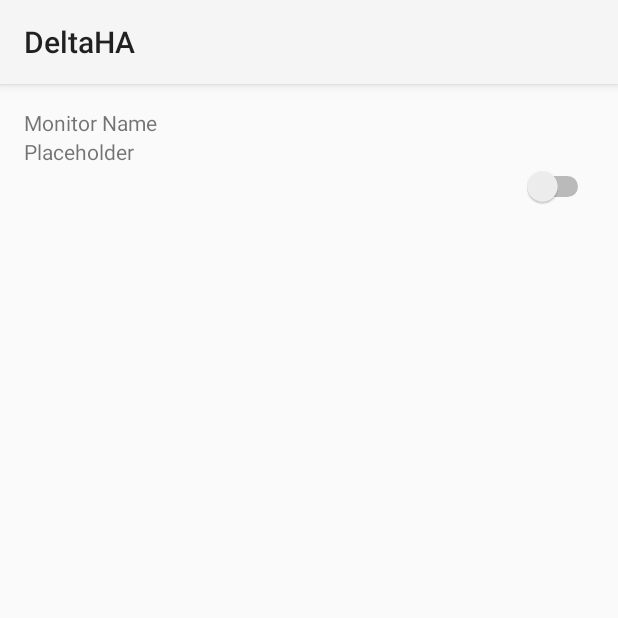
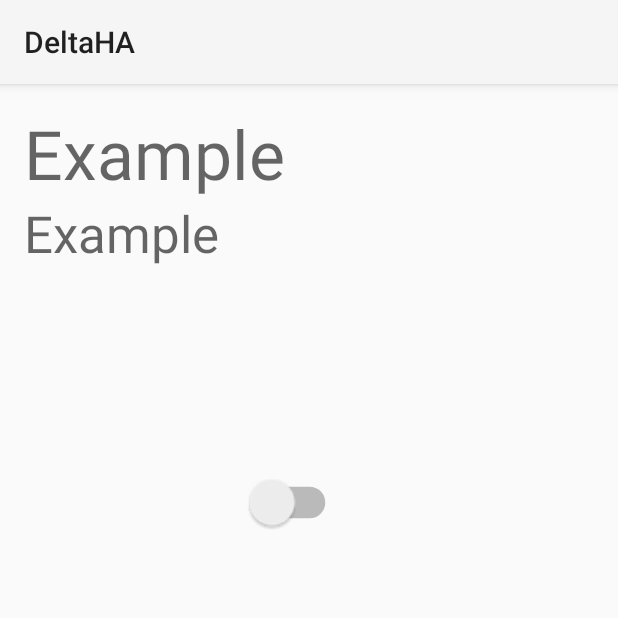
Before and after one commit to andy1058/DeltaHA, an Android app: the MonitorFragment screen opened directly, with no data from a screen before it, on a phone screen of 412 x 824 dp, the top half of it. Run offline under Robolectric (Android 15) with nearby library versions, the phone set to English and light mode, and no system bars; 3 statements that could not run were skipped.

Commit message:
Fixed activity launch and updating models

```diff
--- a/app/src/main/java/com/homeautomation/deltaha/MonitorFragment.java
+++ b/app/src/main/java/com/homeautomation/deltaha/MonitorFragment.java
@@ -8,6 +8,7 @@ import android.view.ViewGroup;
 import android.widget.CompoundButton;
 import android.widget.EditText;
 import android.widget.Switch;
+import android.widget.TextView;
 
 /**
  * Created by andrew on 2/10/18.
@@ -17,6 +18,8 @@ public class MonitorFragment extends Fragment {
 
     private Monitor mMonitor;
     private Switch mCheckbox;
+    private TextView mMonitorName;
+    private TextView mMonitorDescription;
     private static final String ARG_MONITOR_ID = "monitor_id";
 
     public static MonitorFragment newInstance(String monitorId){
@@ -38,11 +41,28 @@ public class MonitorFragment extends Fragment {
     public View onCreateView(LayoutInflater inflater, ViewGroup container, Bundle savedInstanceState){
         View v = inflater.inflate(R.layout.fragment_monitor, container, false);
 
+        mMonitorName = (TextView) v.findViewById(R.id.monitor_name);
+        mMonitorName.setText(mMonitor.getName());
+        mMonitorDescription = (TextView) v.findViewById(R.id.monitor_description);
+        mMonitorDescription.setText(mMonitor.getDescription());
         mCheckbox = (Switch) v.findViewById(R.id.on_off_toggle);
+
+        if (mMonitor.getState() == "true"){
+            mCheckbox.setChecked(true);
+        }
+        else {
+            mCheckbox.setChecked(false);
+        }
         mCheckbox.setOnCheckedChangeListener(new CompoundButton.OnCheckedChangeListener() {
             @Override
             public void onCheckedChanged(CompoundButton switchview, boolean isChecked) {
-                mMonitor.setState("true");
+                if (isChecked){
+                    mMonitor.setState("true");
+                }
+                else {
+                    mMonitor.setState("false");
+                }
+
             }
         });
 
--- a/app/src/main/java/com/homeautomation/deltaha/MonitorList.java
+++ b/app/src/main/java/com/homeautomation/deltaha/MonitorList.java
@@ -23,21 +23,28 @@ public class MonitorList {
     private MonitorList(Context context){
         mMonitors = new ArrayList<>();
 
-        Monitor m1 = new Monitor("1", "bedroom1", "true", "bedroom light");
-        Monitor m2 = new Monitor("2", "kitchen", "false", "kitchen light");
-        Monitor m3 = new Monitor("3", "porch", "true", "porch light");
-        Monitor m4 = new Monitor("4", "diningRoom", "true", "dining room light");
-        Monitor m5 = new Monitor("5", "basement", "true", "basement overhead light");
-        Monitor m6 = new Monitor("6", "floodlight", "true", "back flood light");
-        Monitor m7 = new Monitor("7", "bedroom2", "true", "second bedroom light");
-        Monitor m8 = new Monitor("8", "livingRoom", "true", "living room light");
-        Monitor m9 = new Monitor("9", "office", "true", "office light");
+        Monitor m1 = new Monitor("1", "Bedroom1", "true", "bedroom light");
+        Monitor m2 = new Monitor("2", "Kitchen", "true", "kitchen light");
+        Monitor m3 = new Monitor("3", "Porch", "true", "porch light");
+        Monitor m4 = new Monitor("4", "DiningRoom", "true", "dining room light");
+        Monitor m5 = new Monitor("5", "Basement", "true", "basement overhead light");
+        Monitor m6 = new Monitor("6", "Floodlight", "true", "back flood light");
+        Monitor m7 = new Monitor("7", "Bedroom2", "true", "second bedroom light");
+        Monitor m8 = new Monitor("8", "LivingRoom", "true", "living room light");
+        Monitor m9 = new Monitor("9", "Office", "true", "office light");
 
 
 
         mMonitors.add(m1);
         mMonitors.add(m2);
         mMonitors.add(m3);
+        mMonitors.add(m4);
+        mMonitors.add(m5);
+        mMonitors.add(m6);
+        mMonitors.add(m7);
+        mMonitors.add(m8);
+        mMonitors.add(m9);
+
     }
 
     public List<Monitor> getMonitors(){
--- a/app/src/main/java/com/homeautomation/deltaha/MonitorListActivity.java
+++ b/app/src/main/java/com/homeautomation/deltaha/MonitorListActivity.java
@@ -7,8 +7,6 @@ import android.support.v4.app.Fragment;
  */
 
 public class MonitorListActivity extends SingleFragmentActivity {
-
-
     @Override
     protected Fragment createFragment() {
         return new MonitorListFragment();
--- a/app/src/main/java/com/homeautomation/deltaha/MonitorListFragment.java
+++ b/app/src/main/java/com/homeautomation/deltaha/MonitorListFragment.java
@@ -49,7 +49,14 @@ public class MonitorListFragment extends Fragment {
         public void bind(Monitor monitor){
             mMonitor = monitor;
             mTitleTextView.setText(mMonitor.getName());
-            mStateTextView.setText(mMonitor.getState());
+
+            if (mMonitor.getState() == "true"){
+                mStateTextView.setText("On");
+            }
+            else {
+                mStateTextView.setText("Off");
+            }
+
         }
 
         @Override
--- a/app/src/main/res/layout/fragment_monitor.xml
+++ b/app/src/main/res/layout/fragment_monitor.xml
@@ -1,25 +1,46 @@
 <?xml version="1.0" encoding="utf-8"?>
-<LinearLayout
+<android.support.constraint.ConstraintLayout
     xmlns:android="http://schemas.android.com/apk/res/android"
+    xmlns:app="http://schemas.android.com/apk/res-auto"
+    xmlns:tools="http://schemas.android.com/tools"
+    android:id="@+id/linearLayout"
+    android:layout_width="match_parent"
     android:layout_height="match_parent"
-    android:layout_width="match_parent"
     android:layout_margin="16dp"
-    android:orientation="vertical">
+>
 
     <TextView
-        android:text="@string/monitor_name_label"
-        android:layout_width="match_parent"
-        android:layout_height="wrap_content" />
+        android:id="@+id/monitor_name"
+        android:layout_width="0dp"
+        android:layout_height="wrap_content"
+        android:text="Example"
+        android:textAppearance="@style/TextAppearance.AppCompat.Display2"
+        app:layout_constraintEnd_toEndOf="parent"
+        app:layout_constraintStart_toStartOf="parent"
+        app:layout_constraintTop_toTopOf="parent"/>
 
     <TextView
-        android:layout_width="match_parent"
+        android:id="@+id/monitor_description"
+        android:layout_width="0dp"
         android:layout_height="wrap_content"
-        android:text="@string/monitor_name"/>
+        android:text="Example"
+        android:textAppearance="@style/TextAppearance.AppCompat.Display1"
+        app:layout_constraintEnd_toEndOf="parent"
+        app:layout_constraintStart_toStartOf="parent"
+        app:layout_constraintTop_toBottomOf="@+id/monitor_name"/>
 
     <Switch
         android:id="@+id/on_off_toggle"
-        android:layout_width="match_parent"
-        android:layout_height="wrap_content" />
+        android:layout_width="86dp"
+        android:layout_height="34dp"
+        android:layout_marginTop="140dp"
+        android:gravity="center"
+        android:scaleX="1.5"
+        android:scaleY="1.5"
+        app:layout_constraintEnd_toEndOf="parent"
+        app:layout_constraintHorizontal_bias="0.372"
+        app:layout_constraintStart_toStartOf="parent"
+        app:layout_constraintTop_toBottomOf="@+id/monitor_description"/>
 
 
-</LinearLayout>
+</android.support.constraint.ConstraintLayout>
--- a/app/src/main/res/layout/list_item_monitor.xml
+++ b/app/src/main/res/layout/list_item_monitor.xml
@@ -9,14 +9,12 @@
     <TextView
         android:id="@+id/monitor_title"
         android:layout_width="match_parent"
-        android:layout_height="wrap_content"
-        android:text="Monitor Name"/>
+        android:layout_height="wrap_content"/>
 
     <TextView
         android:id="@+id/monitor_state"
         android:layout_width="match_parent"
-        android:layout_height="wrap_content"
-        android:text="Monitor State"/>
+        android:layout_height="wrap_content"/>
 
 
 </LinearLayout>
```
